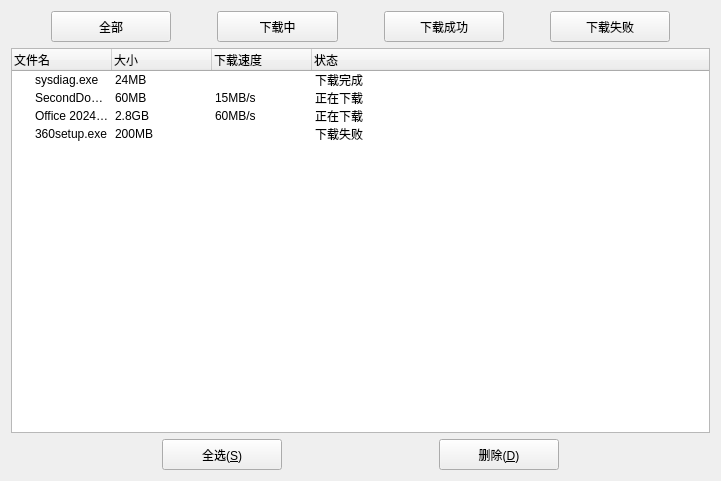
Qt form src/SecondDownloader/ui/frmdownloadcontent.ui (pinsoftstudio/SecondDownloader) before a commit.
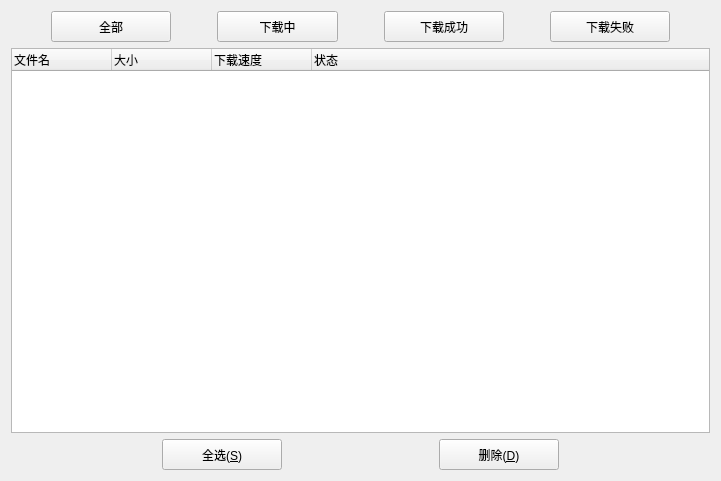
The same form after that commit.

Commit message:
下载内容可以显示下载的项目
“下载”对话框通过内存共享将下载详细信息发送给“下载内容“窗口。

```diff
--- a/src/SecondDownloader/ui/frmdownloadcontent.ui
+++ b/src/SecondDownloader/ui/frmdownloadcontent.ui
@@ -202,62 +202,6 @@
        <string>状态</string>
       </property>
      </column>
-     <item>
-      <property name="text">
-       <string>sysdiag.exe</string>
-      </property>
-      <property name="text">
-       <string>24MB</string>
-      </property>
-      <property name="text">
-       <string/>
-      </property>
-      <property name="text">
-       <string>下载完成</string>
-      </property>
-     </item>
-     <item>
-      <property name="text">
-       <string>SecondDownloader.exe</string>
-      </property>
-      <property name="text">
-       <string>60MB</string>
-      </property>
-      <property name="text">
-       <string>15MB/s</string>
-      </property>
-      <property name="text">
-       <string>正在下载</string>
-      </property>
-     </item>
-     <item>
-      <property name="text">
-       <string>Office 2024 Pro</string>
-      </property>
-      <property name="text">
-       <string>2.8GB</string>
-      </property>
-      <property name="text">
-       <string>60MB/s</string>
-      </property>
-      <property name="text">
-       <string>正在下载</string>
-      </property>
-     </item>
-     <item>
-      <property name="text">
-       <string>360setup.exe</string>
-      </property>
-      <property name="text">
-       <string>200MB</string>
-      </property>
-      <property name="text">
-       <string/>
-      </property>
-      <property name="text">
-       <string>下载失败</string>
-      </property>
-     </item>
     </widget>
    </item>
    <item>
```
The commit also changes 5 other files.
